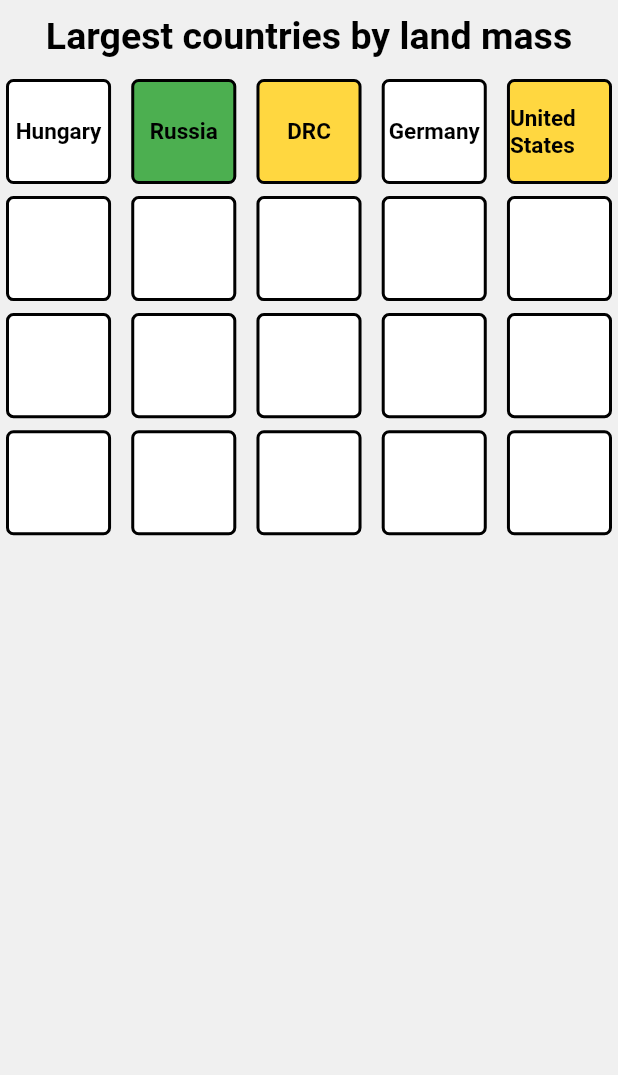
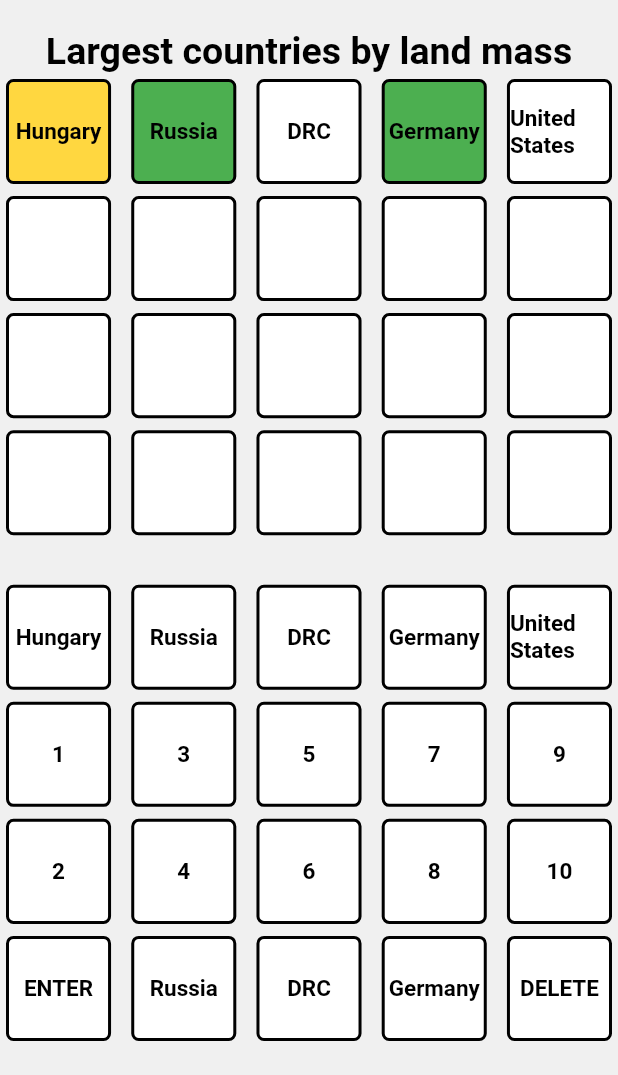
Before and after one commit to hakatiki/Geography-Quiz, a Flutter app: the screen it shows after launch, on a phone screen of 412 x 824 dp, the part 161-1236 px from its top. Run offline on Flutter 3.47's test engine with Material 2 defaults, Android fonts, the phone set to English and light mode, and no system bars; our stand-ins replace shared_preferences.

Commit message:
Factle UI 100%

```diff
--- a/lib/Screens/factle_screen.dart
+++ b/lib/Screens/factle_screen.dart
@@ -1,3 +1,5 @@
+
+import 'dart:developer';
 
 import 'package:flutter/cupertino.dart';
 import 'package:flutter/material.dart';
@@ -17,6 +19,38 @@ class FactleScreen extends StatefulWidget {
 }
 
 class _FactleScreenState extends State<FactleScreen> {
+  List<List<String>> listOfRows = [["Hungary", "Russia", "DRC", "Germany", "United States"],["", "", "", "", ""],["", "", "", "", ""],["", "", "", "", ""]];
+  List<List<String>> listOfCorrects = [["RB", "R", "E", "R", "E"],["E", "E", "E", "E", "E"],["E", "E", "E", "E", "E"],["E", "E", "E", "E", "E"]];
+  int currentRow = 0;
+  int currentPos = 0;
+  void btnPress(String button){
+
+    if (button == 'ENTER' && currentPos == 5){
+      // TODO: API CALL
+
+      setState(() {
+        currentRow += 1;
+        currentPos = 0;
+      });
+    }
+    else if (button == 'DELETE'){
+      if (currentPos != 0){
+        setState(() {
+          listOfRows[currentRow][currentPos-1] = "";
+          currentPos -= 1;
+        });
+      }
+    }
+    else if (button != 'ENTER' && button != 'DELETE'){
+      if (currentPos <= 4 && !listOfRows[currentRow].contains(button) ){
+        setState(() {
+          listOfRows[currentRow][currentPos] = button;
+          currentPos += 1;
+        });
+      }
+    }
+    return;
+  }
   @override
   Widget build(BuildContext context) {
     Provider.of<Preferences>(context);
@@ -31,19 +65,22 @@ class _FactleScreenState extends State<FactleScreen> {
       ),
       body: SingleChildScrollView(
           child: Column(
-        children: const [
-          SizedBox(height: 10),
-          Center(child: Text("Factle",
+        children:  [
+          const SizedBox(height: 10),
+          const Center(child: Text("Factle",
             style: TextStyle(fontSize: 35),
           )),
-          SizedBox(height: 10,),
-          Center(child: Text("Largest countries by land mass",style: TextStyle(fontSize: 25),)),
-          SizedBox( height:10),
-          RowBoxes(values:["Hungary", "Russia", "DRC", "Germany", "United States"], correct:["W", "R", "RB", "W", "RB"]),
-          RowBoxes(values:["", "", "", "", ""], correct:["E", "E", "E", "E", "E"]),
-          RowBoxes(values:["", "", "", "", ""], correct:["E", "E", "E", "E", "E"]),
-          RowBoxes(values:["", "", "", "", ""], correct:["E", "E", "E", "E", "E"]),
-          SizedBox( height:25),
+          const SizedBox(height: 20,),
+          const Center(child: Text("Largest countries by land mass",style: TextStyle(fontSize: 25),)),
+          for (var i = 0; i < 4; i++)...[
+            RowBoxes(values:listOfRows[i], correct:listOfCorrects[i]),
+          ],
+          const SizedBox( height:25),
+
+          RowButtons(values:["Hungary", "Russia", "DRC", "Germany", "United States"], callback:btnPress),
+          RowButtons(values:["1", "3", "5", "7", "9"], callback:btnPress),
+          RowButtons(values:["2", "4", "6", "8", "10"], callback:btnPress),
+          RowButtons(values:["ENTER", "Russia", "DRC", "Germany", "DELETE"], callback:btnPress),
 
 
         ],
@@ -52,9 +89,63 @@ class _FactleScreenState extends State<FactleScreen> {
   }
 }
 
+class RowButtons extends StatefulWidget {
+  RowButtons({
+    Key? key,
+    required this.values,
+    required this.callback,
+  }) : super(key: key);
+
+  final List<String> values;
+  Function(String)? callback;
+  @override
+  State<RowButtons> createState() => _RowButtonsState();
+}
+
+class _RowButtonsState extends State<RowButtons> {
+  @override
+  Widget build(BuildContext context) {
+    double width = MediaQuery.of(context).size.width;
+    double boxWidth = width * 0.85 / 5.0;
+    return Padding(
+      padding: const EdgeInsets.all(4.0),
+      child: Center(
+        child: Row(
+          children: [
+            for (var i = 0; i < 5; i++)...[
+              GestureDetector(
+                onTap: (){
+                  widget.callback!(widget.values[i]);
+                },
+                child: Container(
+                  decoration: BoxDecoration(
+                      color:Colors.white,
+                      border: Border.all(color: Colors.black, width: 2,),
+                      borderRadius: const BorderRadius.all(Radius.circular(5))
+                  ),
+                  width: boxWidth,
+                  height: boxWidth,
+                  child: Center(
+
+                      child: Text(widget.values[i],
+                        style: const TextStyle(fontSize: 15),
+                      )),
+                ),
+              ),
+              if (i != 4)
+                const Spacer(),
+            ]
+          ],
+        ),
+      ),
+    );
+  }
+}
+
+
 class RowBoxes extends StatefulWidget {
 
-  const RowBoxes({super.key,
+  RowBoxes({super.key,
   required this.values,
   required this.correct});
 
--- a/lib/Widgets/Cards/auth_card.dart
+++ b/lib/Widgets/Cards/auth_card.dart
@@ -1,3 +1,4 @@
+import 'dart:developer';
 import 'dart:io';
 
 import 'package:flutter/material.dart';
@@ -87,6 +88,7 @@ class _AuthCardState extends State<AuthCard>
       if (_authMode == AuthMode.Login) {
         await Provider.of<Auth>(context, listen: false)
             .signIn(_authData['email']!, _authData['password']!);
+        log('SIGN IN:');
         if (Provider.of<Auth>(context).isAuth){
           Navigator.of(context).pushNamed(MenuScreen.routeName);
         }
```
